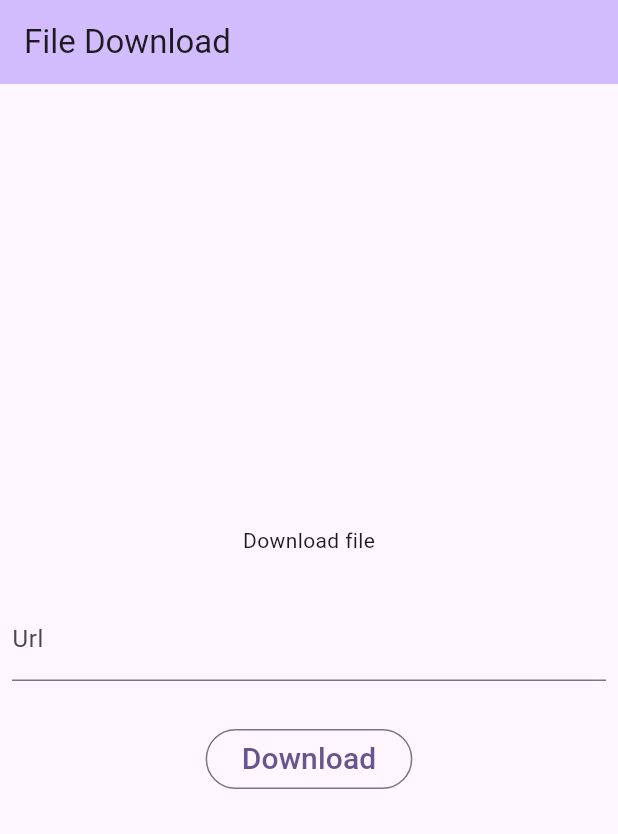
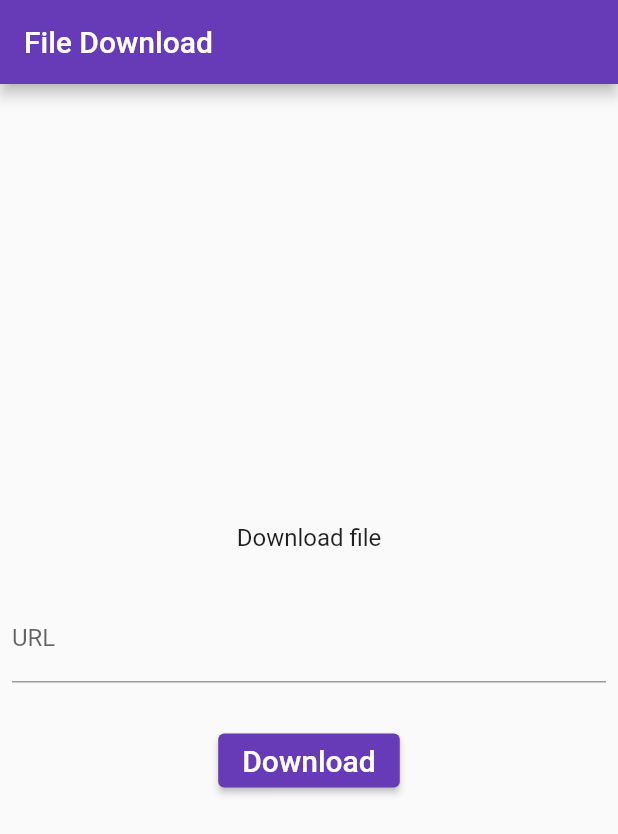
Before and after one commit to Camille-hy/flutter-dio-download, a Flutter app: the screen it shows after launch, on a phone screen of 412 x 824 dp. Shown: the top 834 px of the screen. Run offline on Flutter 3.47's test engine with Material 2 defaults, Android fonts, the phone set to English and light mode, and no system bars; our stand-ins replace dio, open_file, permission_handler.

Commit message:
modify UI

```diff
--- a/lib/main.dart
+++ b/lib/main.dart
@@ -18,8 +18,8 @@ class MyApp extends StatelessWidget {
     return MaterialApp(
       title: 'File Download',
       theme: ThemeData(
-        colorScheme: ColorScheme.fromSeed(seedColor: Colors.deepPurple),
-        useMaterial3: true,
+        primarySwatch: Colors.deepPurple,
+        visualDensity: VisualDensity.adaptivePlatformDensity,
       ),
       home: const MyHomePage(title: 'File Download'),
     );
@@ -84,7 +84,6 @@ class _MyHomePageState extends State<MyHomePage> {
   Widget build(BuildContext context) {
     return Scaffold(
       appBar: AppBar(
-        backgroundColor: Theme.of(context).colorScheme.inversePrimary,
         title: Text(widget.title),
       ),
       body: Center(
@@ -93,6 +92,9 @@ class _MyHomePageState extends State<MyHomePage> {
           children: <Widget>[
             const Text(
               'Download file',
+              style: TextStyle(
+                fontSize: 16,
+              ),
             ),
             SizedBox(
               height: 20,
@@ -101,13 +103,13 @@ class _MyHomePageState extends State<MyHomePage> {
               padding: const EdgeInsets.all(8.0),
               child: TextField(
                 controller: url,
-                decoration: const InputDecoration(label: Text('Url')),
+                decoration: const InputDecoration(label: Text('URL')),
               ),
             ),
             SizedBox(
               height: 20,
             ),
-            OutlinedButton(
+            ElevatedButton(
               onPressed: () async {
                 setState(() {
                   _downloading = true;
```
